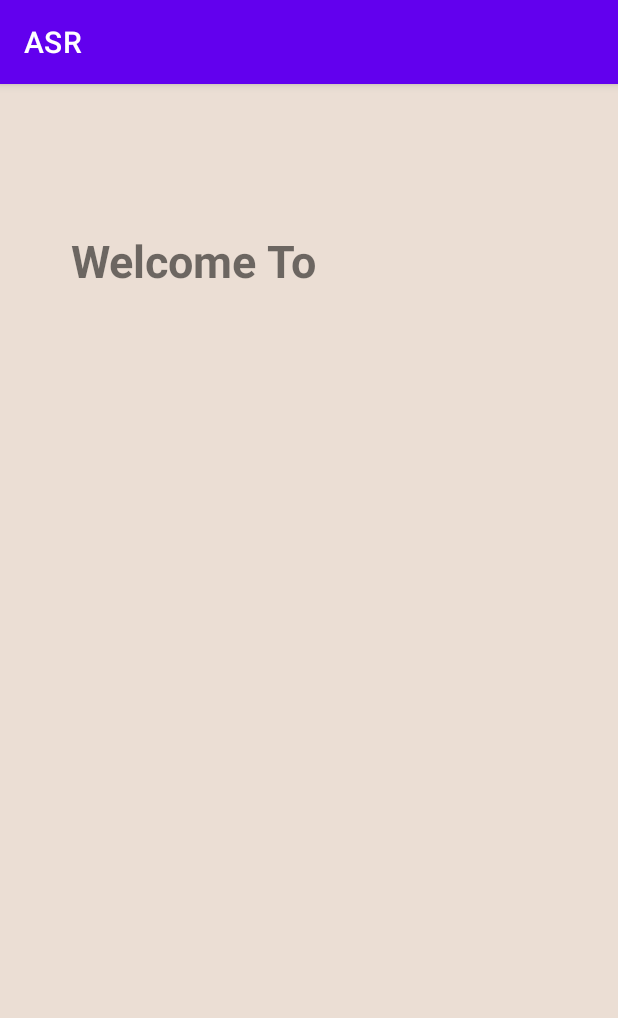
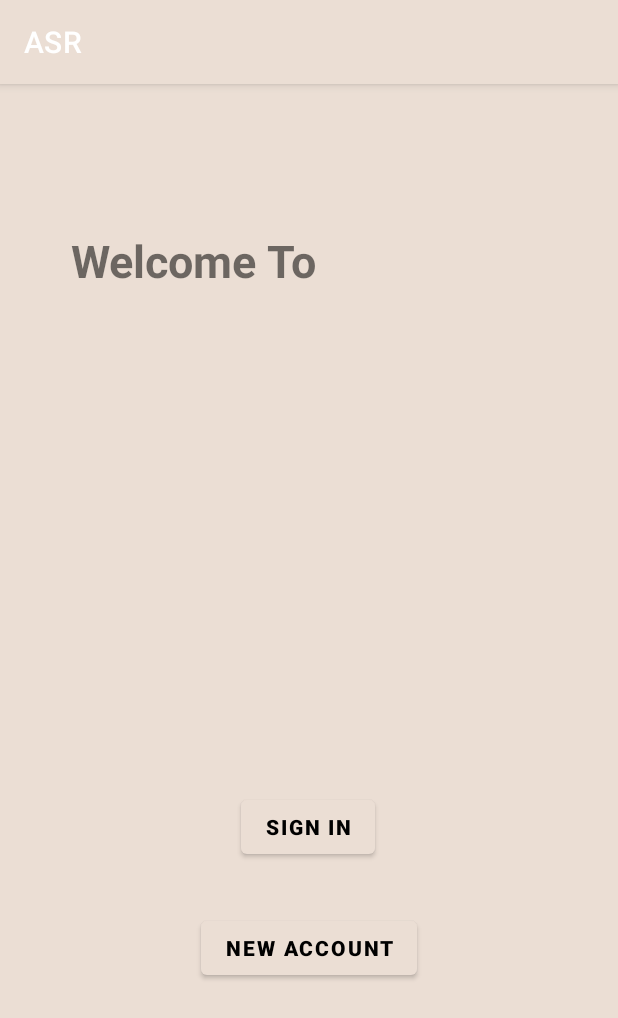
Before and after one commit to Rara212/ASR, an Android app: the WelcomeActivity screen opened directly, with no data from a screen before it, on a phone screen of 412 x 824 dp. Shown: the top 1018 px of the screen. Run offline under Robolectric (Android 15) with nearby library versions, the phone set to English and light mode, and no system bars.

Commit message:
edit background button

```diff
--- a/app/src/main/res/layout/activity_add.xml
+++ b/app/src/main/res/layout/activity_add.xml
@@ -122,6 +122,8 @@
         android:layout_height="wrap_content"
         android:layout_marginTop="48dp"
         android:text="ADD"
+        android:textColor="#000000"
+        android:textStyle="bold"
         app:layout_constraintEnd_toEndOf="parent"
         app:layout_constraintStart_toStartOf="parent"
         app:layout_constraintTop_toBottomOf="@+id/radioButton4" />
--- a/app/src/main/res/layout/activity_signin.xml
+++ b/app/src/main/res/layout/activity_signin.xml
@@ -70,7 +70,9 @@
         android:layout_width="wrap_content"
         android:layout_height="wrap_content"
         android:text="SIGN IN"
+        android:textColor="#000000"
         android:textSize="17sp"
+        android:textStyle="bold"
         app:layout_constraintBottom_toBottomOf="parent"
         app:layout_constraintEnd_toEndOf="parent"
         app:layout_constraintStart_toStartOf="parent"
--- a/app/src/main/res/layout/activity_welcome.xml
+++ b/app/src/main/res/layout/activity_welcome.xml
@@ -23,4 +23,30 @@
         app:layout_constraintTop_toTopOf="parent"
         app:layout_constraintVertical_bias="0.134" />
 
+    <Button
+        android:id="@+id/button3"
+        android:layout_width="wrap_content"
+        android:layout_height="wrap_content"
+        android:text="SIGN IN"
+        android:textColor="#000000"
+        android:textStyle="bold"
+        app:layout_constraintBottom_toTopOf="@+id/button4"
+        app:layout_constraintEnd_toEndOf="parent"
+        app:layout_constraintHorizontal_bias="0.498"
+        app:layout_constraintStart_toStartOf="parent"
+        app:layout_constraintTop_toBottomOf="@+id/textView4"
+        app:layout_constraintVertical_bias="0.911" />
+
+    <Button
+        android:id="@+id/button4"
+        android:layout_width="wrap_content"
+        android:layout_height="wrap_content"
+        android:layout_marginBottom="168dp"
+        android:text="NEW ACCOUNT"
+        android:textColor="#000000"
+        android:textStyle="bold"
+        app:layout_constraintBottom_toBottomOf="parent"
+        app:layout_constraintEnd_toEndOf="parent"
+        app:layout_constraintStart_toStartOf="parent" />
+
 </androidx.constraintlayout.widget.ConstraintLayout>
--- a/app/src/main/res/values/colors.xml
+++ b/app/src/main/res/values/colors.xml
@@ -1,7 +1,7 @@
 <?xml version="1.0" encoding="utf-8"?>
 <resources>
-    <color name="purple_200">#FFBB86FC</color>
-    <color name="purple_500">#FF6200EE</color>
+    <color name="purple_200">#ebded4</color>
+    <color name="purple_500">#ebded4</color>
     <color name="purple_700">#FF3700B3</color>
     <color name="teal_200">#FF03DAC5</color>
     <color name="teal_700">#FF018786</color>
```
